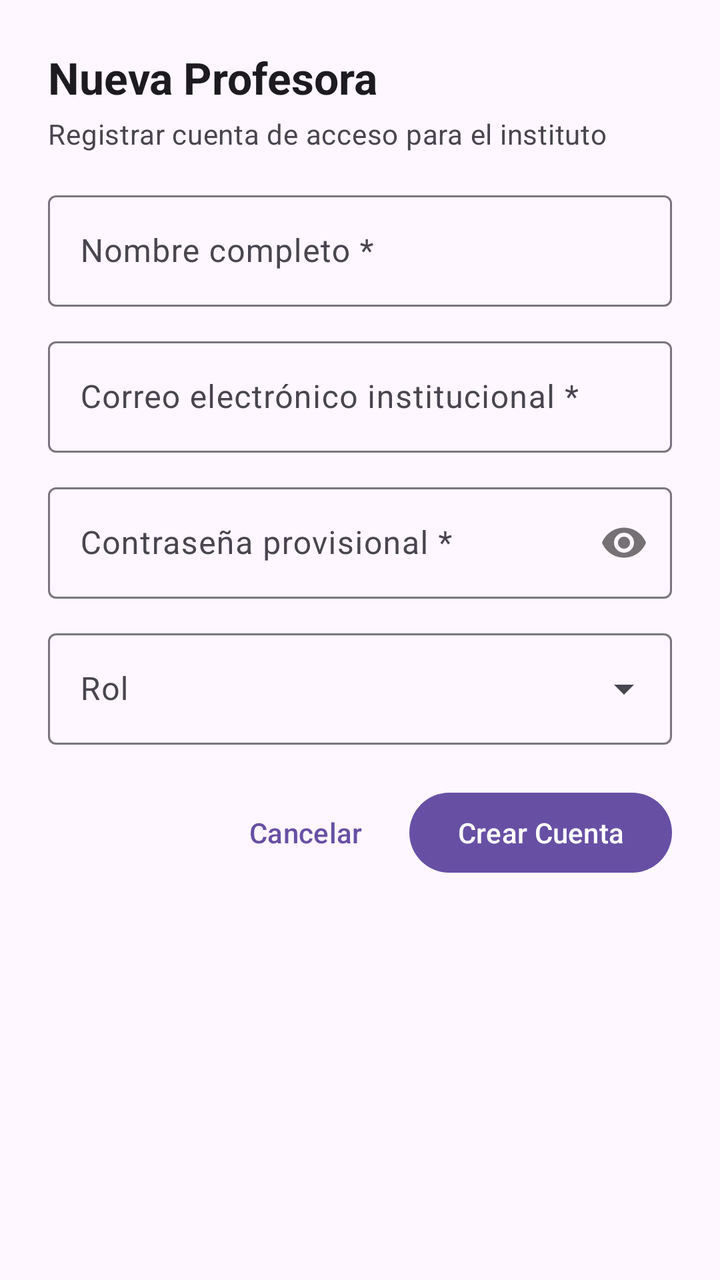
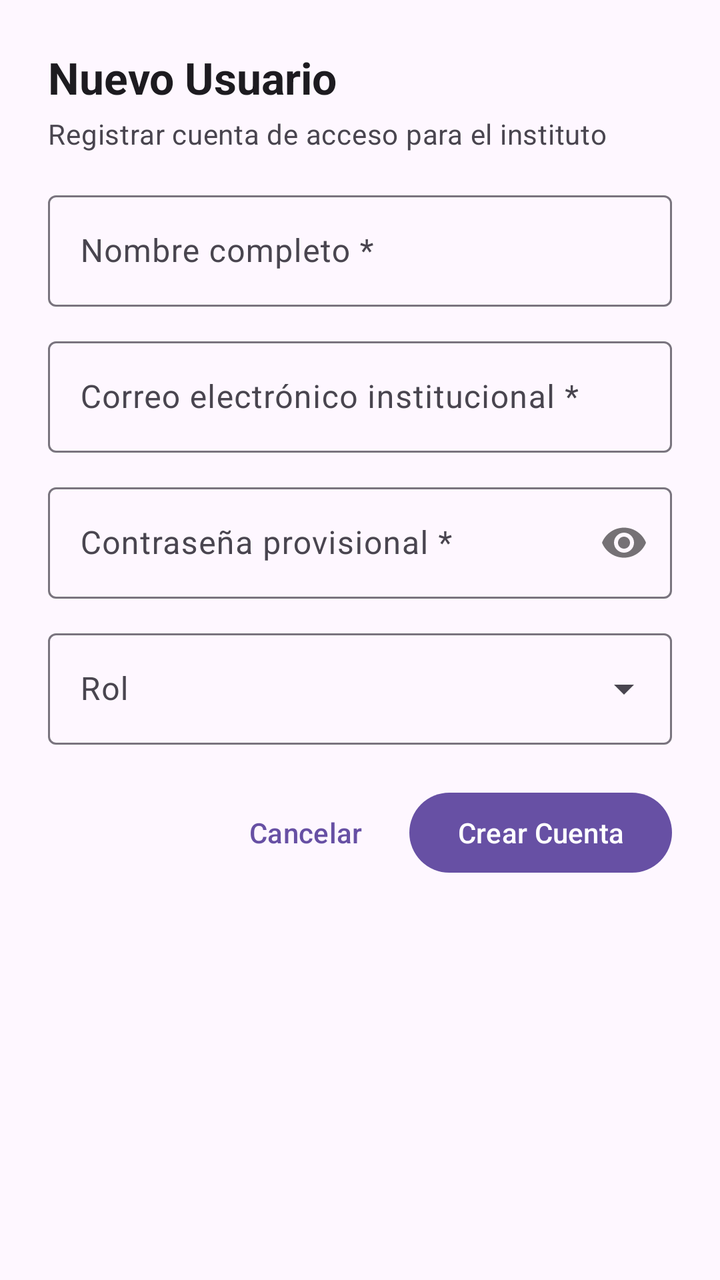

An Android layout rendered at two revisions. The XML below is the earlier revision; the diff shows what the commit changed to produce the second picture.
<!-- AndroidManifest.xml: application theme Theme.ControlStockTextil -->
<!-- res/layout/dialog_crear_usuario.xml -->
<?xml version="1.0" encoding="utf-8"?>
<LinearLayout xmlns:android="http://schemas.android.com/apk/res/android"
    xmlns:app="http://schemas.android.com/apk/res-auto"
    android:layout_width="match_parent"
    android:layout_height="wrap_content"
    android:orientation="vertical"
    android:padding="24dp">

    <TextView
        android:layout_width="match_parent"
        android:layout_height="wrap_content"
        android:text="Nueva Profesora"
        android:textAppearance="?attr/textAppearanceTitleLarge"
        android:textStyle="bold" />

    <TextView
        android:layout_width="match_parent"
        android:layout_height="wrap_content"
        android:layout_marginTop="4dp"
        android:layout_marginBottom="16dp"
        android:text="Registrar cuenta de acceso para el instituto"
        android:textAppearance="?attr/textAppearanceBodyMedium"
        android:textColor="?android:attr/textColorSecondary" />

    <com.google.android.material.textfield.TextInputLayout
        android:id="@+id/tilNuevoNombre"
        style="@style/Widget.Material3.TextInputLayout.OutlinedBox"
        android:layout_width="match_parent"
        android:layout_height="wrap_content"
        android:layout_marginBottom="12dp"
        android:hint="Nombre completo *">

        <com.google.android.material.textfield.TextInputEditText
            android:id="@+id/etNuevoNombre"
            android:layout_width="match_parent"
            android:layout_height="wrap_content"
            android:inputType="textPersonName|textCapWords" />
    </com.google.android.material.textfield.TextInputLayout>

    <com.google.android.material.textfield.TextInputLayout
        android:id="@+id/tilNuevoEmail"
        style="@style/Widget.Material3.TextInputLayout.OutlinedBox"
        android:layout_width="match_parent"
        android:layout_height="wrap_content"
        android:layout_marginBottom="12dp"
        android:hint="Correo electrónico institucional *">

        <com.google.android.material.textfield.TextInputEditText
            android:id="@+id/etNuevoEmail"
            android:layout_width="match_parent"
            android:layout_height="wrap_content"
            android:inputType="textEmailAddress" />
    </com.google.android.material.textfield.TextInputLayout>

    <com.google.android.material.textfield.TextInputLayout
        android:id="@+id/tilNuevoPassword"
        style="@style/Widget.Material3.TextInputLayout.OutlinedBox"
        android:layout_width="match_parent"
        android:layout_height="wrap_content"
        android:layout_marginBottom="12dp"
        android:hint="Contraseña provisional *"
        app:passwordToggleEnabled="true">

        <com.google.android.material.textfield.TextInputEditText
            android:id="@+id/etNuevoPassword"
            android:layout_width="match_parent"
            android:layout_height="wrap_content"
            android:inputType="textPassword" />
    </com.google.android.material.textfield.TextInputLayout>

    <com.google.android.material.textfield.TextInputLayout
        android:id="@+id/tilNuevoRol"
        style="@style/Widget.Material3.TextInputLayout.OutlinedBox.ExposedDropdownMenu"
        android:layout_width="match_parent"
        android:layout_height="wrap_content"
        android:layout_marginBottom="20dp"
        android:hint="Rol">

        <AutoCompleteTextView
            android:id="@+id/actvNuevoRol"
            android:layout_width="match_parent"
            android:layout_height="wrap_content"
            android:inputType="none" />
    </com.google.android.material.textfield.TextInputLayout>

    <ProgressBar
        android:id="@+id/progressCrearUsuario"
        android:layout_width="wrap_content"
        android:layout_height="wrap_content"
        android:layout_gravity="center"
        android:layout_marginBottom="12dp"
        android:visibility="gone" />

    <LinearLayout
        android:layout_width="match_parent"
        android:layout_height="wrap_content"
        android:gravity="end"
        android:orientation="horizontal">

        <com.google.android.material.button.MaterialButton
            android:id="@+id/btnCancelarCrear"
            style="@style/Widget.Material3.Button.TextButton"
            android:layout_width="wrap_content"
            android:layout_height="wrap_content"
            android:text="Cancelar" />

        <com.google.android.material.button.MaterialButton
            android:id="@+id/btnGuardarNuevoUsuario"
            android:layout_width="wrap_content"
            android:layout_height="wrap_content"
            android:layout_marginStart="8dp"
            android:text="Crear Cuenta" />

    </LinearLayout>

</LinearLayout>
<!-- resources referenced by this layout -->
<resources>
  <style name="Theme.ControlStockTextil" parent="Base.Theme.ControlStockTextil" />
  <style name="Base.Theme.ControlStockTextil" parent="Theme.Material3.DayNight.NoActionBar">
          
          
      </style>
</resources>

<!-- the commit's change to res/layout/dialog_crear_usuario.xml (unified diff, before → after) -->
@@ -9,7 +9,7 @@
     <TextView
         android:layout_width="match_parent"
         android:layout_height="wrap_content"
-        android:text="Nueva Profesora"
+        android:text="Nuevo Usuario"
         android:textAppearance="?attr/textAppearanceTitleLarge"
         android:textStyle="bold" />
 
